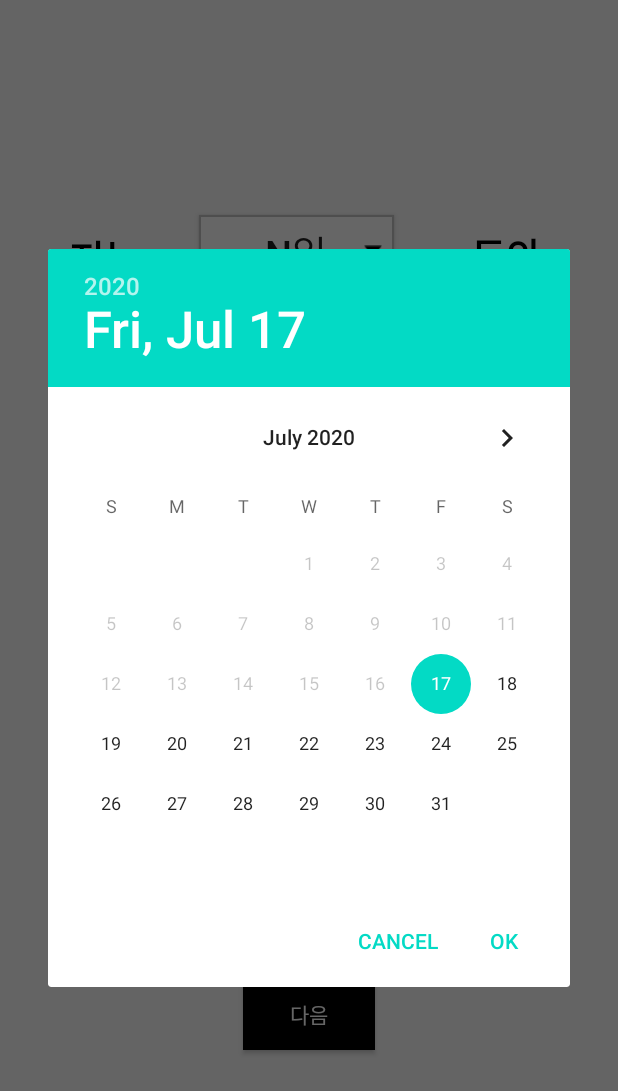
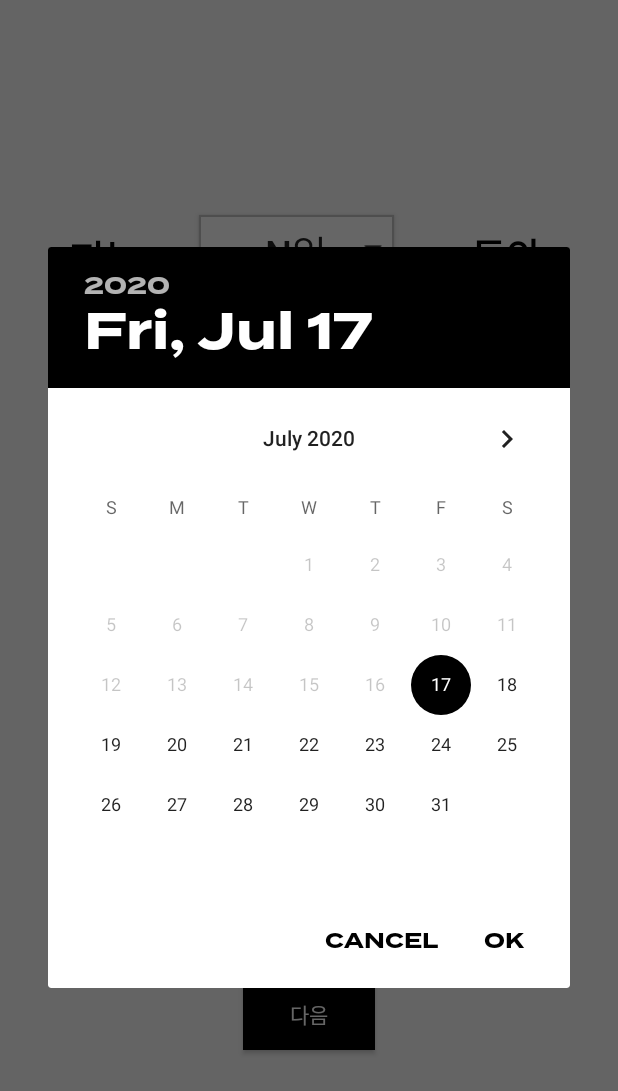
Before and after one commit to JeonK1/FromBefore, an Android app: the InitDdayActivity screen opened directly, with no data from a screen before it, after a tap on "N일", on a phone screen of 412 x 824 dp. Shown: the top 1091 px of the screen. Run offline under Robolectric (Android 15) with nearby library versions, the light colour scheme and no system bars.

Commit message:
Change font familty of DatePicker

```diff
--- a/FromBefore/app/src/main/java/com/example/frombefore/InitDdayActivity.kt
+++ b/FromBefore/app/src/main/java/com/example/frombefore/InitDdayActivity.kt
@@ -43,7 +43,7 @@ class InitDdayActivity : AppCompatActivity() {
                 }
         ddayBtn.setOnClickListener {
             var dp = DatePickerDialog(
-                    this, mDateListener,
+                    this, R.style.DatePickerDialogTheme, mDateListener,
                     cal.get(Calendar.YEAR),
                     cal.get(Calendar.MONTH),
                     cal.get(Calendar.DAY_OF_MONTH)
--- a/FromBefore/app/src/main/res/values/styles.xml
+++ b/FromBefore/app/src/main/res/values/styles.xml
@@ -12,4 +12,14 @@
     <style name="SplashTheme" parent="Theme.AppCompat.NoActionBar">
         <item name="android:windowBackground">@drawable/splash_background</item>
     </style>
+
+    <!-- DatePicker Dialog theme-->
+    <style name="DatePickerDialogTheme" parent="ThemeOverlay.AppCompat.Dialog">
+        <item name="fontFamily">@font/termina_bold</item>
+        <item name="colorAccent">#000000</item>                   <!--header background-->
+<!--        <item name="android:windowBackground">@color/colorPrimary</item>     &lt;!&ndash;calendar background&ndash;&gt;-->
+<!--        <item name="android:colorControlActivated">@color/colorAccent</item> &lt;!&ndash;selected day&ndash;&gt;-->
+<!--        <item name="android:textColorPrimary">@color/colorAccent</item> &lt;!&ndash;days of the month&ndash;&gt;-->
+<!--        <item name="android:textColorSecondary">@color/colorAccent</item>    &lt;!&ndash;days of the week&ndash;&gt;-->
+    </style>
 </resources>
```
